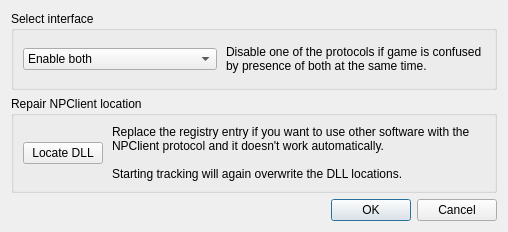
opentrack/opentrack, file proto-ft/ftnoir_ftcontrols.ui: the form before one commit.
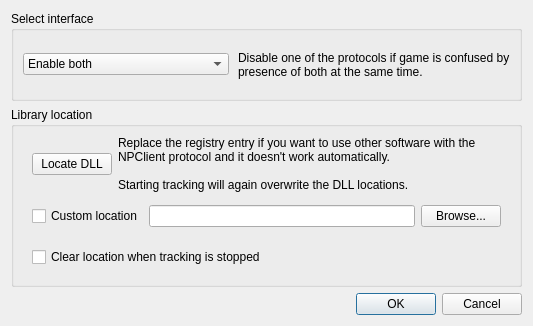
The form after the commit. Icons and pictures are not drawn.

Commit message: proto/freetrack: implement more dll location controls

The edit to the form file:
```diff
--- a/proto-ft/ftnoir_ftcontrols.ui
+++ b/proto-ft/ftnoir_ftcontrols.ui
@@ -12,22 +12,10 @@
    <rect>
     <x>0</x>
     <y>0</y>
-    <width>508</width>
-    <height>232</height>
+    <width>533</width>
+    <height>326</height>
    </rect>
   </property>
-  <property name="sizePolicy">
-   <sizepolicy hsizetype="Fixed" vsizetype="Fixed">
-    <horstretch>0</horstretch>
-    <verstretch>0</verstretch>
-   </sizepolicy>
-  </property>
-  <property name="minimumSize">
-   <size>
-    <width>0</width>
-    <height>0</height>
-   </size>
-  </property>
   <property name="windowTitle">
    <string>freetrack protocol settings</string>
   </property>
@@ -42,6 +30,13 @@
    <bool>false</bool>
   </property>
   <layout class="QGridLayout" name="gridLayout_2">
+   <item row="5" column="0">
+    <widget class="QDialogButtonBox" name="buttonBox">
+     <property name="standardButtons">
+      <set>QDialogButtonBox::Cancel|QDialogButtonBox::Ok</set>
+     </property>
+    </widget>
+   </item>
    <item row="0" column="0">
     <widget class="QGroupBox" name="groupBox_3">
      <property name="sizePolicy">
@@ -95,26 +90,23 @@
      </layout>
     </widget>
    </item>
-   <item row="1" column="0">
+   <item row="1" column="0" rowspan="2">
     <widget class="QGroupBox" name="groupBox_4">
-     <property name="sizePolicy">
-      <sizepolicy hsizetype="Preferred" vsizetype="Preferred">
-       <horstretch>0</horstretch>
-       <verstretch>0</verstretch>
-      </sizepolicy>
-     </property>
      <property name="title">
-      <string>Repair NPClient location</string>
+      <string>Library location</string>
      </property>
      <property name="alignment">
       <set>Qt::AlignJustify|Qt::AlignTop</set>
      </property>
-     <property name="flat">
-      <bool>false</bool>
-     </property>
-     <layout class="QHBoxLayout" name="horizontalLayout_2">
-      <property name="spacing">
-       <number>9</number>
+     <layout class="QGridLayout" name="gridLayout">
+      <item row="0" column="0">
+       <widget class="QWidget" name="widget" native="true">
+        <layout class="QHBoxLayout" name="horizontalLayout">
+         <property name="topMargin">
+          <number>0</number>
+         </property>
+         <property name="bottomMargin">
+          <number>0</number>
       </property>
       <item>
        <widget class="QPushButton" name="bntLocateNPClient">
@@ -126,7 +118,7 @@
       <item>
        <widget class="QLabel" name="label_10">
         <property name="sizePolicy">
-         <sizepolicy hsizetype="Preferred" vsizetype="Minimum">
+            <sizepolicy hsizetype="Preferred" vsizetype="Maximum">
           <horstretch>0</horstretch>
           <verstretch>0</verstretch>
          </sizepolicy>
@@ -144,15 +136,92 @@
      </layout>
     </widget>
    </item>
+      <item row="1" column="0">
+       <widget class="QWidget" name="widget" native="true">
+        <layout class="QHBoxLayout" name="horizontalLayout_2">
+         <property name="spacing">
+          <number>6</number>
+         </property>
+         <property name="topMargin">
+          <number>0</number>
+         </property>
+         <property name="bottomMargin">
+          <number>0</number>
+         </property>
+         <item>
+          <widget class="QCheckBox" name="enable_custom_location">
+           <property name="toolTip">
+            <string>Useful for titles like Elite: Dangerous that require the library to reside in a specified location. Use this to avoid relocating your opentrack installation.</string>
+           </property>
+           <property name="text">
+            <string>Custom location</string>
+           </property>
+          </widget>
+         </item>
+         <item>
+          <widget class="QLineEdit" name="custom_location">
+           <property name="sizePolicy">
+            <sizepolicy hsizetype="Expanding" vsizetype="Maximum">
+             <horstretch>0</horstretch>
+             <verstretch>0</verstretch>
+            </sizepolicy>
+           </property>
+          </widget>
+         </item>
+         <item>
+          <widget class="QPushButton" name="set_custom_location">
+           <property name="sizePolicy">
+            <sizepolicy hsizetype="Maximum" vsizetype="Maximum">
+             <horstretch>0</horstretch>
+             <verstretch>0</verstretch>
+            </sizepolicy>
+           </property>
+           <property name="text">
+            <string>Browse...</string>
+           </property>
+          </widget>
+         </item>
+        </layout>
+       </widget>
+      </item>
    <item row="2" column="0">
-    <widget class="QDialogButtonBox" name="buttonBox">
-     <property name="standardButtons">
-      <set>QDialogButtonBox::Cancel|QDialogButtonBox::Ok</set>
-     </property>
+       <widget class="QWidget" name="widget_2" native="true">
+        <layout class="QHBoxLayout" name="horizontalLayout_4">
+         <property name="spacing">
+          <number>0</number>
+         </property>
+         <property name="topMargin">
+          <number>0</number>
+         </property>
+         <property name="bottomMargin">
+          <number>0</number>
+         </property>
+         <item>
+          <widget class="QCheckBox" name="ephemeral_registry_entry">
+           <property name="toolTip">
+            <string>This is useful when you're only evaluating opentrack, and haven't yet  decided to use it all the time.</string>
+           </property>
+           <property name="text">
+            <string>Clear location when tracking is stopped</string>
+           </property>
     </widget>
    </item>
   </layout>
  </widget>
+      </item>
+     </layout>
+    </widget>
+   </item>
+  </layout>
+ </widget>
+ <tabstops>
+  <tabstop>cbxSelectInterface</tabstop>
+  <tabstop>bntLocateNPClient</tabstop>
+  <tabstop>enable_custom_location</tabstop>
+  <tabstop>custom_location</tabstop>
+  <tabstop>set_custom_location</tabstop>
+  <tabstop>ephemeral_registry_entry</tabstop>
+ </tabstops>
  <resources>
   <include location="ft-protocol.qrc"/>
   <include location="ft-protocol.qrc"/>
```
Lines whose indentation alone changed are shown as unchanged. The commit also changes 7 other files.
